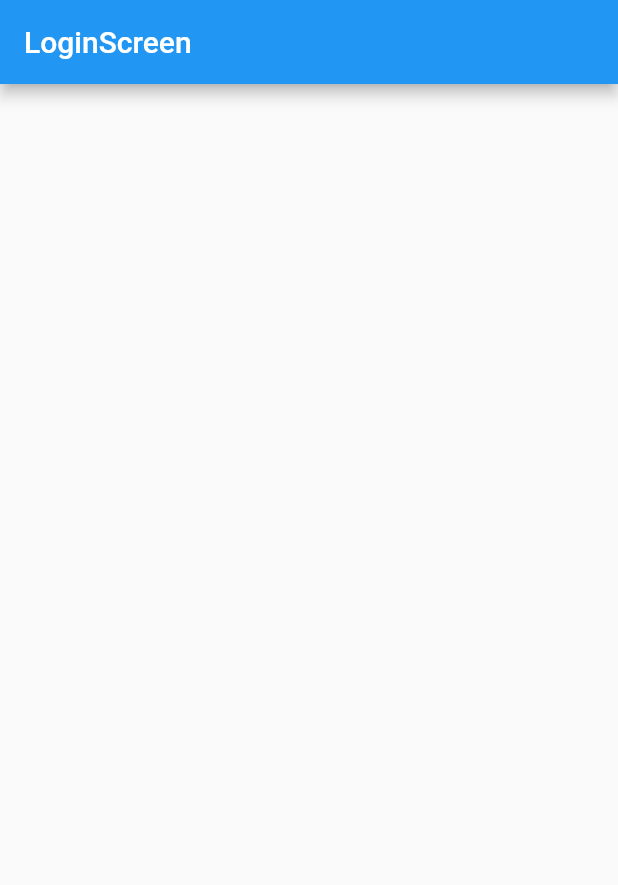
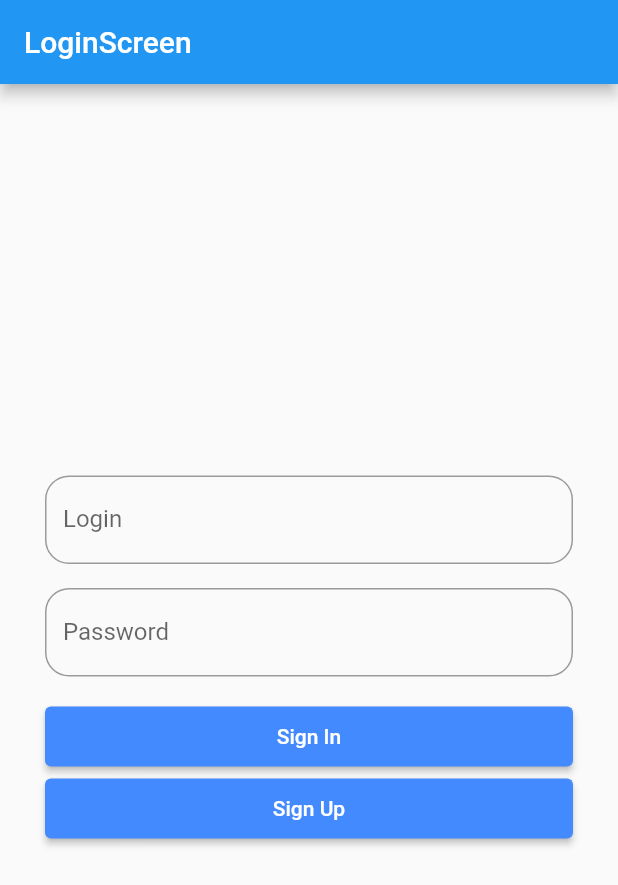
Before and after one commit to vasyan-coder/client_it, a Flutter app: the screen it shows after launch, on a phone screen of 412 x 824 dp. Shown: the top 885 px of the screen. Run offline on Flutter 3.47's test engine with Material 2 defaults, Android fonts, the phone set to English and light mode, and no system bars; our stand-ins replace dio, flutter_bloc, freezed_annotation, get_it, injectable.

Commit message:
feat: added login screen

```diff
--- /dev/null
+++ b/lib/app/ui/components/app_text_button.dart
@@ -0,0 +1,26 @@
+import 'package:flutter/cupertino.dart';
+import 'package:flutter/material.dart';
+
+class AppTextButton extends StatelessWidget {
+  const AppTextButton({
+    super.key,
+    required this.text,
+    required this.onPressed,
+    this.backgroundColor = Colors.blueAccent,
+  });
+
+  final VoidCallback onPressed;
+  final String text;
+  final Color backgroundColor;
+
+  @override
+  Widget build(BuildContext context) {
+    return ElevatedButton(
+        onPressed: onPressed,
+        style: ButtonStyle(
+            backgroundColor: MaterialStateProperty.all<Color>(backgroundColor),
+            fixedSize: MaterialStateProperty.all<Size>(
+                const Size(double.maxFinite, 40))),
+        child: Text(text));
+  }
+}
--- /dev/null
+++ b/lib/app/ui/components/app_text_field.dart
@@ -0,0 +1,33 @@
+import 'package:flutter/material.dart';
+
+class AppTextField extends StatelessWidget {
+  const AppTextField({
+    super.key,
+    required this.controller,
+    required this.labelText,
+    this.obscureText = false
+  });
+
+  final TextEditingController controller;
+  final String labelText;
+  final bool obscureText;
+
+  @override
+  Widget build(BuildContext context) {
+    return TextFormField(
+      obscureText: obscureText,
+      validator: emptyValidator,
+      maxLines: 1,
+      controller: controller,
+      decoration: InputDecoration(
+          labelText: labelText,
+          border: OutlineInputBorder(borderRadius: BorderRadius.circular(16))),
+    );
+  }
+
+  String? emptyValidator(String? value) {
+    if (value?.isEmpty == true) {
+      return "Field is empty";
+    }
+  }
+}
--- a/lib/app/ui/root_screen.dart
+++ b/lib/app/ui/root_screen.dart
@@ -10,7 +10,7 @@ class RootScreen extends StatelessWidget {
   @override
   Widget build(BuildContext context) {
     return AuthBuilder(
-      isNotAuthorized: (context) => const LoginScreen(),
+      isNotAuthorized: (context) => LoginScreen(),
       isWaiting: (context) => const AppLoader(),
       isAuthorized: (context, value, child) => MainScreen(userEntity: value),
     );
--- a/lib/feature/auth/ui/login_screen.dart
+++ b/lib/feature/auth/ui/login_screen.dart
@@ -1,14 +1,58 @@
-import 'package:flutter/cupertino.dart';
+import 'package:client_it/app/ui/components/app_text_button.dart';
+import 'package:client_it/app/ui/components/app_text_field.dart';
 import 'package:flutter/material.dart';
 
 class LoginScreen extends StatelessWidget {
-  const LoginScreen({super.key});
+  LoginScreen({super.key});
+
+  final controllerLogin = TextEditingController();
+  final controllerPassword = TextEditingController();
+  final GlobalKey<FormState> formKey = GlobalKey();
 
   @override
   Widget build(BuildContext context) {
     return Scaffold(
-        appBar: AppBar(
-      title: const Text("LoginScreen"),
-    ));
+      appBar: AppBar(title: const Text("LoginScreen")),
+      body: Form(
+        key: formKey,
+        child: Center(
+          child: Padding(
+            padding: const EdgeInsets.only(left: 30, right: 30),
+            child: Column(
+              mainAxisSize: MainAxisSize.min,
+              children: [
+                AppTextField(
+                  controller: controllerLogin,
+                  labelText: 'Login',
+                ),
+                const SizedBox(height: 16),
+                AppTextField(
+                  controller: controllerPassword,
+                  labelText: 'Password',
+                  obscureText: true,
+                ),
+                const SizedBox(height: 16),
+                AppTextButton(
+                  onPressed: () {
+                    if (formKey.currentState?.validate() == true) {
+                      print("pressed login");
+                    }
+                  },
+                  text: 'Sign In',
+                ),
+                AppTextButton(
+                  onPressed: () {
+                    if (formKey.currentState?.validate() == true) {
+                      print("pressed registration");
+                    }
+                  },
+                  text: 'Sign Up',
+                ),
+              ],
+            ),
+          ),
+        ),
+      ),
+    );
   }
 }
```
